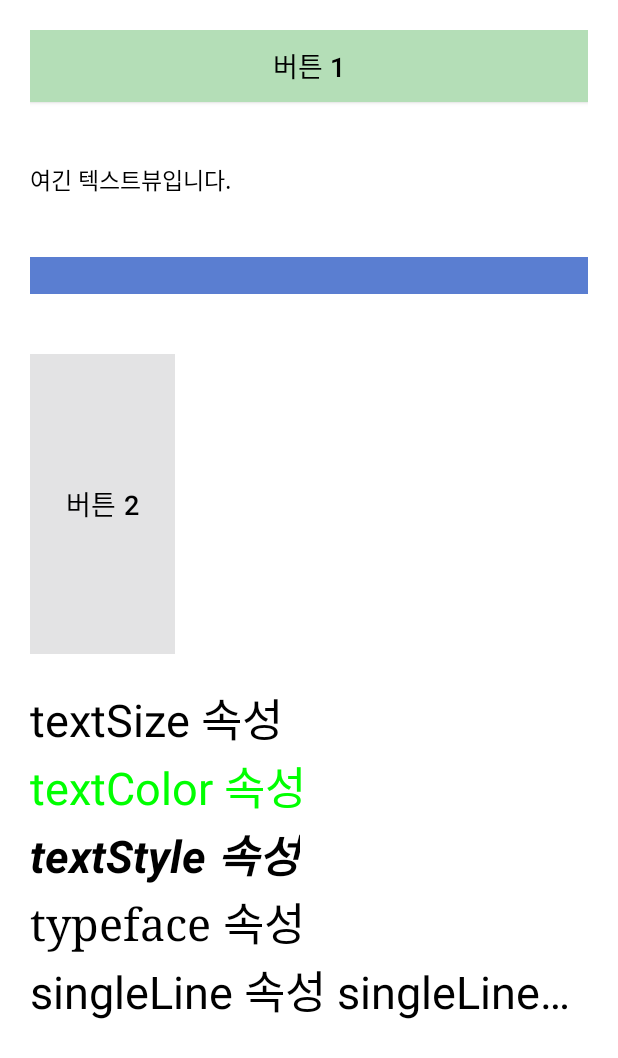
After one commit to jung0115/GNU_MobileProgramming, an Android app: the Practice1Activity screen opened directly, with no data from a screen before it, on a phone screen of 412 x 824 dp. The commit adds this screen. Shown: the top 1058 px of the screen. Run offline under Robolectric (Android 15) with nearby library versions, the phone set to English and light mode, and no system bars.

Commit message:
[WEEK04] #4 - 실습 4-2 코드 Practice1Activity로 이동

```diff
--- a/week04_1/app/src/main/AndroidManifest.xml
+++ b/week04_1/app/src/main/AndroidManifest.xml
@@ -13,6 +13,9 @@
         android:theme="@style/Theme.Week04_1"
         tools:targetApi="31">
         <activity
+            android:name=".Practice1Activity"
+            android:exported="false" />
+        <activity
             android:name=".MainActivity"
             android:exported="true">
             <intent-filter>
--- /dev/null
+++ b/week04_1/app/src/main/java/jmi/gnu/week04_1/Practice1Activity.kt
@@ -0,0 +1,11 @@
+package jmi.gnu.week04_1
+
+import androidx.appcompat.app.AppCompatActivity
+import android.os.Bundle
+
+class Practice1Activity : AppCompatActivity() {
+    override fun onCreate(savedInstanceState: Bundle?) {
+        super.onCreate(savedInstanceState)
+        setContentView(R.layout.activity_practice1)
+    }
+}
--- /dev/null
+++ b/week04_1/app/src/main/res/layout/activity_practice1.xml
@@ -0,0 +1,87 @@
+<?xml version="1.0" encoding="utf-8"?>
+<!-- 4주차 실습 4-2 -->
+<LinearLayout xmlns:android="http://schemas.android.com/apk/res/android"
+    xmlns:app="http://schemas.android.com/apk/res-auto"
+    xmlns:tools="http://schemas.android.com/tools"
+    android:layout_width="match_parent"
+    android:layout_height="match_parent"
+    tools:context=".Practice1Activity"
+    android:orientation="vertical"
+    android:padding="20dp"
+    android:background="@color/white">
+
+    <android.widget.Button
+        android:layout_width="match_parent"
+        android:layout_height="wrap_content"
+        android:background="@drawable/shape_button"
+        android:text="버튼 1"
+        android:textSize="18dp"
+        android:textColor="@color/black"
+        android:layout_marginBottom="20dp"/>
+
+    <TextView
+        android:layout_width="wrap_content"
+        android:layout_height="wrap_content"
+        android:text="여긴 텍스트뷰입니다."
+        android:textSize="15dp"
+        android:layout_marginVertical="20dp"
+        android:textColor="@color/black"/>
+
+    <EditText
+        android:layout_width="match_parent"
+        android:layout_height="wrap_content"
+        android:background="#5a7ed1"
+        android:textColor="@color/white"
+        android:layout_marginVertical="20dp"/>
+
+    <Button
+        android:layout_width="wrap_content"
+        android:layout_height="200dp"
+        android:background="@drawable/shape_button"
+        android:text="버튼 2"
+        android:textSize="18dp"
+        android:textColor="@color/black"
+        android:layout_marginVertical="20dp"
+        android:enabled="false"/>
+
+    <!-- 텍스트뷰 속성 -->
+
+    <TextView
+        android:layout_width="wrap_content"
+        android:layout_height="wrap_content"
+        android:textSize="30dp"
+        android:text="textSize 속성"
+        android:textColor="@color/black"/>
+
+    <TextView
+        android:layout_width="wrap_content"
+        android:layout_height="wrap_content"
+        android:textSize="30dp"
+        android:text="textColor 속성"
+        android:textColor="#00FF00"/>
+
+    <TextView
+        android:layout_width="wrap_content"
+        android:layout_height="wrap_content"
+        android:textSize="30dp"
+        android:text="textStyle 속성"
+        android:textStyle="bold|italic"
+        android:textColor="@color/black"/>
+
+    <TextView
+        android:layout_width="wrap_content"
+        android:layout_height="wrap_content"
+        android:textSize="30dp"
+        android:text="typeface 속성"
+        android:typeface="serif"
+        android:textColor="@color/black"/>
+
+    <TextView
+        android:layout_width="wrap_content"
+        android:layout_height="wrap_content"
+        android:textSize="30dp"
+        android:text="singleLine 속성 singleLine 속성 singleLine 속성"
+        android:singleLine="true"
+        android:textColor="@color/black"/>
+
+</LinearLayout>
```
Also changed, not shown: week04_1/app/src/main/res/layout/activity_main.xml (+0 -74 lines).
